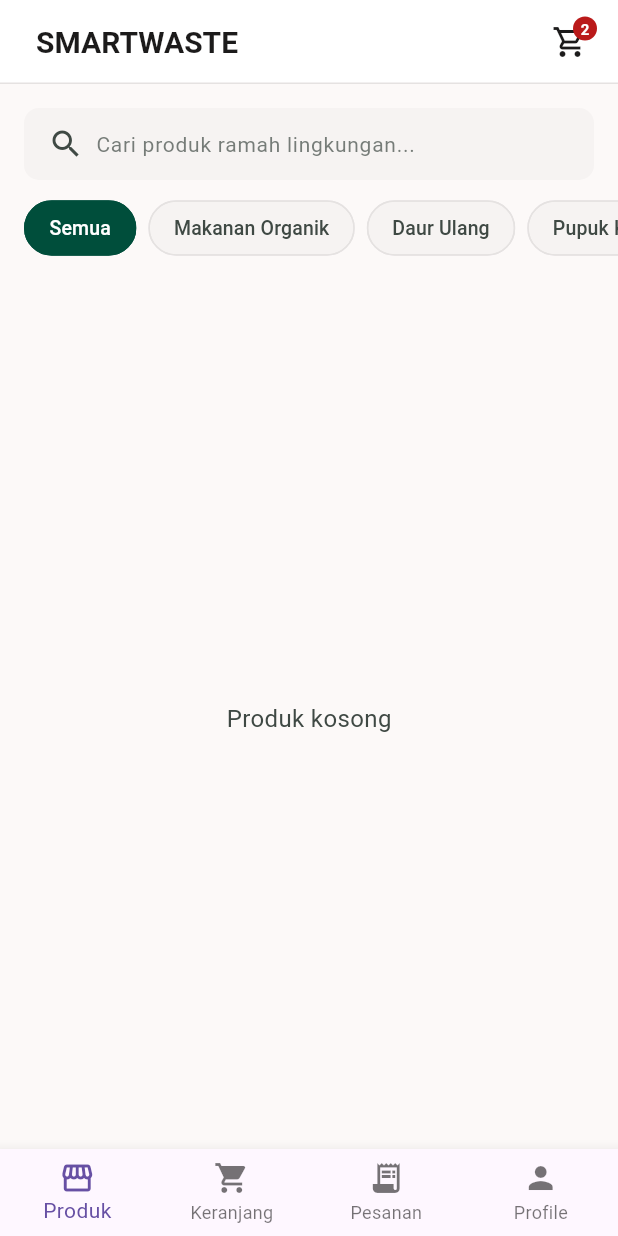
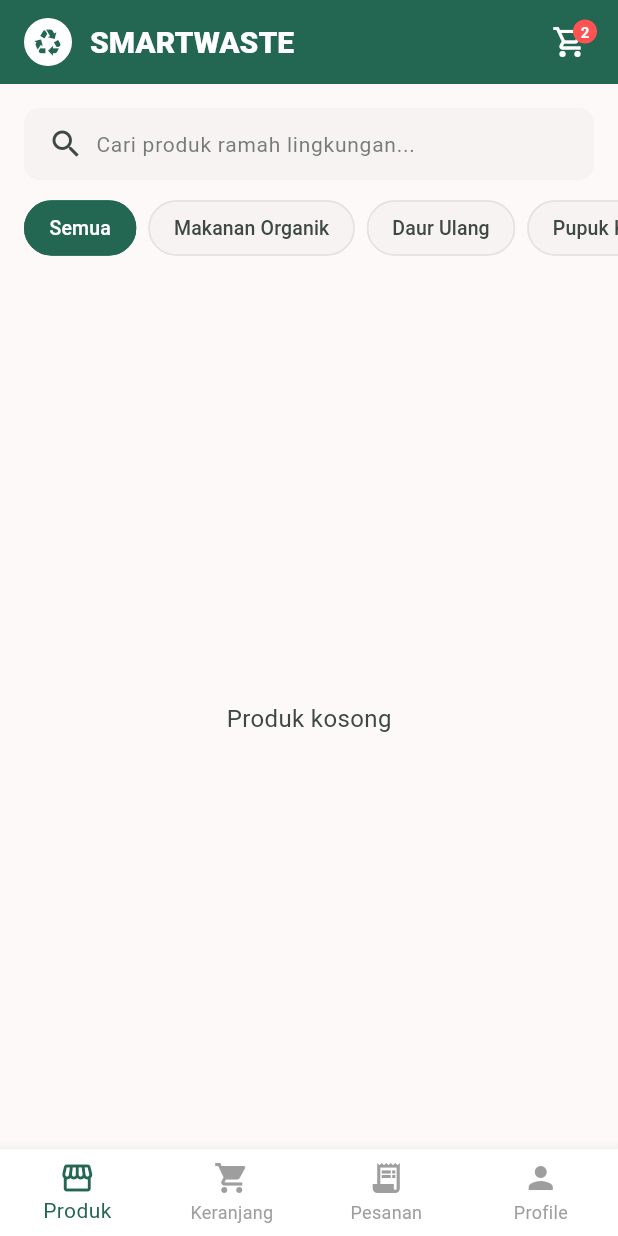
Before and after one commit to admtzy/smwaste, a Flutter app: the PembeliDashboard screen opened directly, on a phone screen of 412 x 824 dp. Run offline on Flutter 3.47's test engine with Material 3 defaults, Android fonts, the phone set to English and light mode, and no system bars; our stand-ins replace flutter_rating_bar, geolocator, image_picker, supabase_flutter; accounts and stored records are empty; Roboto replaces fonts that are missing (Hanken Grotesk).

Commit message:
ui banget nih yee

```diff
--- a/lib/pages/pembeli/pembeli_dashboard.dart
+++ b/lib/pages/pembeli/pembeli_dashboard.dart
@@ -1,101 +1,67 @@
 import 'package:flutter/material.dart';
-
 import '../profile/edit_profile_page.dart';
-
 import 'cart_page.dart';
 import 'pembeli_product_page.dart';
 import 'my_order_page.dart';
 
-class PembeliDashboard
-    extends StatefulWidget {
-  const PembeliDashboard({
-    super.key,
-  });
+class PembeliDashboard extends StatefulWidget {
+  const PembeliDashboard({super.key});
 
   @override
-  State<PembeliDashboard>
-      createState() =>
-          _PembeliDashboardState();
+  State<PembeliDashboard> createState() => _PembeliDashboardState();
 }
 
-class _PembeliDashboardState
-    extends State<PembeliDashboard> {
+class _PembeliDashboardState extends State<PembeliDashboard> {
   int currentIndex = 0;
 
-  // =========================
-  // PAGES
-  // =========================
+  // Warna tema yang diseragamkan dengan halaman lain
+  final Color primaryGreen = const Color(0xFF236652);
 
   late final List<Widget> pages;
 
   @override
   void initState() {
     super.initState();
-
     pages = [
       const PembeliProductPage(),
-
       const CartPage(),
-
       const MyOrderPage(),
-
       const EditProfilePage(),
     ];
   }
 
-  // =========================
-  // UI
-  // =========================
-
   @override
-  Widget build(
-    BuildContext context,
-  ) {
+  Widget build(BuildContext context) {
     return Scaffold(
-      // =========================
-      // BODY
-      // =========================
-
       body: IndexedStack(
         index: currentIndex,
         children: pages,
       ),
-
-      // =========================
-      // BOTTOM NAVIGATION
-      // =========================
-
-      bottomNavigationBar:
-          BottomNavigationBar(
-        currentIndex:
-            currentIndex,
-
-        type:
-            BottomNavigationBarType.fixed,
-
+      bottomNavigationBar: BottomNavigationBar(
+        currentIndex: currentIndex,
+        type: BottomNavigationBarType.fixed,
+        // Diterapkan warna agar konsisten dengan tema hijau aplikasi
+        selectedItemColor: primaryGreen,
+        unselectedItemColor: Colors.grey,
+        backgroundColor: Colors.white,
         onTap: (index) {
           setState(() {
             currentIndex = index;
           });
         },
-
         items: const [
-
           BottomNavigationBarItem(
             icon: Icon(Icons.storefront),
             label: 'Produk',
           ),
-
           BottomNavigationBarItem(
             icon: Icon(Icons.shopping_cart),
             label: 'Keranjang',
           ),
-
           BottomNavigationBarItem(
             icon: Icon(Icons.receipt_long),
             label: 'Pesanan',
           ),
-
           BottomNavigationBarItem(
             icon: Icon(Icons.person),
             label: 'Profile',
--- a/lib/pages/pembeli/pembeli_product_page.dart
+++ b/lib/pages/pembeli/pembeli_product_page.dart
@@ -20,9 +20,8 @@ class _PembeliProductPageState extends State<PembeliProductPage> {
   List products = [];
   bool isLoading = true;
 
-  // Mendefinisikan tema warna SMARTWASTE berbasis web mockup
-  final Color colorPrimary = const Color(0xff004e3b);
-  final Color colorOnPrimary = const Color(0xffffffff);
+  // Warna tema disesuaikan dengan Dashboard Pembeli (Primary Green: 0xFF236652)
+  final Color primaryGreen = const Color(0xFF236652);
   final Color colorBackground = const Color(0xfffcf9f8);
   final Color colorSurfaceContainerLowest = const Color(0xffffffff);
   final Color colorSurfaceContainerLow = const Color(0xfff6f3f2);
@@ -64,9 +63,7 @@ class _PembeliProductPageState extends State<PembeliProductPage> {
     }
   }
 
-  Future<void> addCart(
-    dynamic product,
-  ) async {
+  Future<void> addCart(dynamic product) async {
     try {
       await cartService.addToCart(
         productId: product['id'],
@@ -77,9 +74,7 @@ class _PembeliProductPageState extends State<PembeliProductPage> {
 
       ScaffoldMessenger.of(context).showSnackBar(
         const SnackBar(
-          content: Text(
-            'Berhasil tambah keranjang',
-          ),
+          content: Text('Berhasil tambah keranjang'),
         ),
       );
     } catch (e) {
@@ -87,44 +82,46 @@ class _PembeliProductPageState extends State<PembeliProductPage> {
 
       ScaffoldMessenger.of(context).showSnackBar(
         SnackBar(
-          content: Text(
-            e.toString(),
-          ),
+          content: Text(e.toString()),
         ),
       );
     }
   }
 
   @override
-  Widget build(
-    BuildContext context,
-  ) {
+  Widget build(BuildContext context) {
     return Scaffold(
       backgroundColor: colorBackground,
       appBar: AppBar(
-        backgroundColor: colorSurfaceContainerLowest,
+        backgroundColor: primaryGreen, // Menggunakan warna primary
         elevation: 0,
         scrolledUnderElevation: 0,
-        // PERBAIKAN: Mematikan fungsi back otomatis bawaan Flutter
         automaticallyImplyLeading: false,
-        shape: Border(
-          bottom: BorderSide(
-            color: colorSurfaceVariant,
-            width: 1,
+        title: Row(
+          children: [
+            // Ikon Logo sesuai permintaan
+            Container(
+              width: 32,
+              height: 32,
+              decoration: const BoxDecoration(
+                color: Colors.white,
+                shape: BoxShape.circle,
+              ),
+              child: ClipOval(
+                child: Icon(Icons.recycling, color: primaryGreen, size: 20),
               ),
             ),
-        // PERBAIKAN: Tombol leading (arrow_back) DIHAPUS, diganti Padding agar judul sejajar rapi secara visual
-        title: const Padding(
-          padding: EdgeInsets.only(left: 8.0),
-          child: Text(
-            'SMARTWASTE',
+            const SizedBox(width: 12),
+            const Text(
+              "SMARTWASTE",
               style: TextStyle(
                 fontFamily: 'Hanken Grotesk',
-              fontWeight: FontWeight.bold,
+                fontWeight: FontWeight.w800,
                 fontSize: 20,
-              color: Color(0xff1c1b1b),
+                color: Colors.white,
               ),
             ),
+          ],
         ),
         actions: [
           Stack(
@@ -138,18 +135,18 @@ class _PembeliProductPageState extends State<PembeliProductPage> {
                     ),
                   );
                 },
-                icon: Icon(
+                icon: const Icon(
                   Icons.shopping_cart_outlined,
-                  color: colorOnSurface,
+                  color: Colors.white, // Warna ikon disesuaikan dengan latar AppBar
                 ),
               ),
               Positioned(
                 right: 6,
                 top: 6,
                 child: Container(
-                  padding: const EdgeInsets.all(2),
-                  decoration: BoxDecoration(
-                    color: colorError,
+                  padding: const EdgeInsets.all(4),
+                  decoration: const BoxDecoration(
+                    color: Colors.redAccent, // Warna badge agar kontras dengan hijau
                     shape: BoxShape.circle,
                   ),
                   constraints: const BoxConstraints(
@@ -157,7 +154,7 @@ class _PembeliProductPageState extends State<PembeliProductPage> {
                     minHeight: 16,
                   ),
                   child: const Text(
-                    '2', // Mock static count dari mockup UI web
+                    '2',
                     style: TextStyle(
                       color: Colors.white,
                       fontSize: 10,
@@ -175,7 +172,6 @@ class _PembeliProductPageState extends State<PembeliProductPage> {
       body: Column(
         crossAxisAlignment: CrossAxisAlignment.start,
         children: [
-          // Bagian Search & Filter Chips (Sesuai Struktur Mockup Web)
           Padding(
             padding: const EdgeInsets.fromLTRB(16, 16, 16, 8),
             child: Container(
@@ -208,8 +204,6 @@ class _PembeliProductPageState extends State<PembeliProductPage> {
               ),
             ),
           ),
-
-          // Horizontal Chips Category Filter
           Container(
             height: 48,
             margin: const EdgeInsets.only(bottom: 16),
@@ -224,13 +218,11 @@ class _PembeliProductPageState extends State<PembeliProductPage> {
               ],
             ),
           ),
-
-          // Main Content Area (Loading / Empty / Grid)
           Expanded(
             child: isLoading
                 ? Center(
                     child: CircularProgressIndicator(
-                      valueColor: AlwaysStoppedAnimation<Color>(colorPrimary),
+                      valueColor: AlwaysStoppedAnimation<Color>(primaryGreen),
                     ),
                   )
                 : products.isEmpty
@@ -282,7 +274,6 @@ class _PembeliProductPageState extends State<PembeliProductPage> {
                               child: Column(
                                 crossAxisAlignment: CrossAxisAlignment.start,
                                 children: [
-                                  // Bagian Gambar Produk
                                   Expanded(
                                     child: Stack(
                                       children: [
@@ -306,28 +297,23 @@ class _PembeliProductPageState extends State<PembeliProductPage> {
                                                   ),
                                                 ),
                                               ),
-                                        // Badge Status HABIS jika stok kosong
                                         if (isHabis)
                                           Container(
                                             color: Colors.black.withOpacity(0.2),
                                             child: Center(
                                               child: Container(
                                                 padding: const EdgeInsets.symmetric(
-                                                  horizontal: 12,
-                                                  vertical: 4,
-                                                ),
+                                                    horizontal: 12, vertical: 4),
                                                 decoration: BoxDecoration(
                                                   color: colorSurfaceVariant,
                                                   borderRadius:
                                                       BorderRadius.circular(99),
                                                 ),
-                                                child: Text(
+                                                child: const Text(
                                                   'HABIS',
                                                   style: TextStyle(
-                                                    fontFamily: 'Hanken Grotesk',
+                                                    fontWeight: FontWeight.w800,
                                                     fontSize: 11,
-                                                    fontWeight: FontWeight.w800,
-                                                    color: colorOnSurfaceVariant,
                                                     letterSpacing: 1.2,
                                                   ),
                                                 ),
@@ -337,7 +323,6 @@ class _PembeliProductPageState extends State<PembeliProductPage> {
                                       ],
                                     ),
                                   ),
-                                  // Informasi Produk & Action Button
                                   Padding(
                                     padding: const EdgeInsets.all(12.0),
                                     child: Column(
@@ -349,19 +334,14 @@ class _PembeliProductPageState extends State<PembeliProductPage> {
                                           maxLines: 2,
                                           overflow: TextOverflow.ellipsis,
                                           style: TextStyle(
-                                            fontFamily: 'Hanken Grotesk',
                                             fontWeight: FontWeight.bold,
                                             fontSize: 14,
                                             color: colorOnSurface,
                                           ),
                                         ),
-                                        const SizedBox(height: 4),
                                         Text(
-                                          isHabis
-                                              ? 'Stok Kosong'
-                                              : 'Stok: $stok',
+                                          isHabis ? 'Stok Kosong' : 'Stok: $stok',
                                           style: TextStyle(
-                                            fontFamily: 'Hanken Grotesk',
                                             fontSize: 12,
                                             color: isHabis
                                                 ? colorError
@@ -369,34 +349,20 @@ class _PembeliProductPageState extends State<PembeliProductPage> {
                                           ),
                                         ),
                                         const SizedBox(height: 8),
-                                        Container(
-                                          padding: const EdgeInsets.only(top: 8),
-                                          decoration: BoxDecoration(
-                                            border: Border(
-                                              top: BorderSide(
-                                                color: colorSurfaceVariant,
-                                                width: 0.5,
-                                              ),
-                                            ),
-                                          ),
-                                          child: Row(
+                                        Row(
                                           mainAxisAlignment:
                                               MainAxisAlignment.spaceBetween,
                                           children: [
-                                              Expanded(
-                                                child: Text(
+                                            Text(
                                               'Rp ${product['harga']}',
                                               style: TextStyle(
-                                                    fontFamily: 'Hanken Grotesk',
                                                 fontWeight: FontWeight.bold,
                                                 fontSize: 15,
                                                 color: isHabis
                                                     ? colorOnSurfaceVariant
-                                                        : colorPrimary,
+                                                    : primaryGreen,
                                               ),
                                             ),
-                                              ),
-                                              const SizedBox(width: 4),
                                             InkWell(
                                               onTap: isHabis
                                                   ? null
@@ -409,21 +375,18 @@ class _PembeliProductPageState extends State<PembeliProductPage> {
                                                 decoration: BoxDecoration(
                                                   color: isHabis
                                                       ? colorSurfaceVariant
-                                                        : colorPrimary,
+                                                      : primaryGreen,
                                                   borderRadius:
                                                       BorderRadius.circular(8),
                                                 ),
-                                                  child: Icon(
+                                                child: const Icon(
                                                   Icons.add_shopping_cart,
                                                   size: 18,
-                                                    color: isHabis
-                                                        ? colorOnSurfaceVariant
-                                                        : colorOnPrimary,
+                                                  color: Colors.white,
                                                 ),
                                               ),
                                             ),
                                           ],
-                                          ),
                                         ),
                                       ],
                                     ),
@@ -440,7 +403,6 @@ class _PembeliProductPageState extends State<PembeliProductPage> {
     );
   }
 
-  // Widget pendukung untuk generate Chips Kategori secara rapi
   Widget _buildChip(String label, bool isActive) {
     return Container(
       margin: const EdgeInsets.only(right: 8),
@@ -449,17 +411,16 @@ class _PembeliProductPageState extends State<PembeliProductPage> {
         selected: isActive,
         onSelected: (_) {},
         labelStyle: TextStyle(
-          fontFamily: 'Hanken Grotesk',
-          color: isActive ? colorOnPrimary : colorOnSurfaceVariant,
+          color: isActive ? Colors.white : colorOnSurfaceVariant,
           fontWeight: FontWeight.w500,
           fontSize: 13,
         ),
         backgroundColor: colorSurfaceContainerLow,
-        selectedColor: colorPrimary,
+        selectedColor: primaryGreen,
         shape: RoundedRectangleBorder(
           borderRadius: BorderRadius.circular(99),
           side: BorderSide(
-            color: isActive ? colorPrimary : colorSurfaceVariant,
+            color: isActive ? primaryGreen : colorSurfaceVariant,
           ),
         ),
         showCheckmark: false,
```
Also changed, not shown: lib/pages/admin/admin_order_page.dart (+76 -73 lines). Lines whose indentation alone changed are shown as unchanged.
